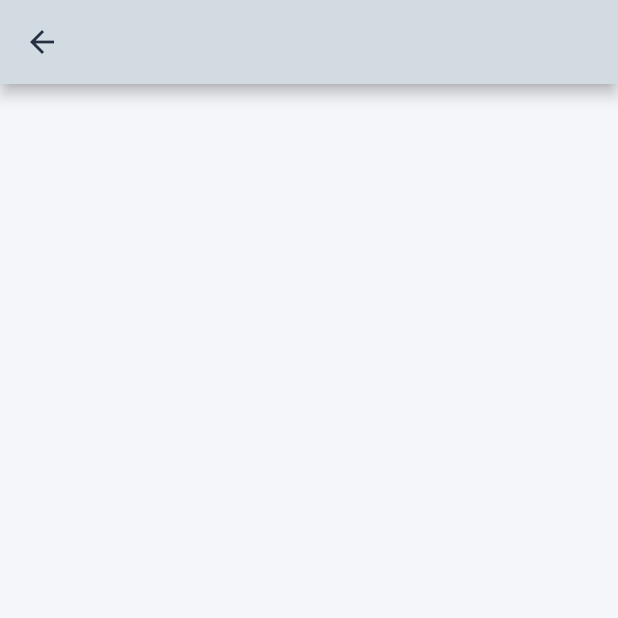
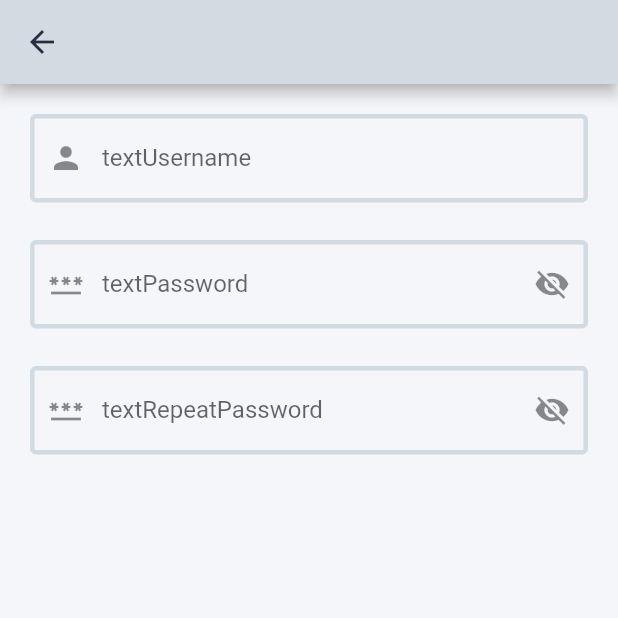
Before and after one commit to Alvaro-Final-Proyect/App, a Flutter app: the CreateUserScreen screen opened by its route, on a phone screen of 412 x 824 dp, the top half of it. Run offline on Flutter 3.47's test engine with Material 2 defaults, Android fonts, the phone set to English and light mode, and no system bars; our stand-ins replace auto_size_text, carousel_slider, dio, easy_splash_screen, file_picker, fluttertoast and 7 more; missing offline and left inert: gender_picker, graphic, icon_badge; accounts and stored records are empty; generated files the repository leaves out were written again; network calls fail.

Commit message:
- some inputs validations

```diff
--- a/lib/screens/create_user_screen/create_user_body.dart
+++ b/lib/screens/create_user_screen/create_user_body.dart
@@ -1,16 +1,135 @@
 import 'package:flutter/material.dart';
 import 'package:get/get.dart';
 import 'package:padel/screens/create_user_screen/create_user_controller.dart';
+import 'package:padel/util/input_validations/text_input_controller.dart';
 
 class CreateUserBody extends StatelessWidget {
   CreateUserBody({Key? key}) : super(key: key);
 
-  final _updateUserController = Get.find<CreateUserController>();
+  final _createUserController = Get.find<CreateUserController>();
 
   @override
   Widget build(BuildContext context) {
     return SingleChildScrollView(
-      child: Column(),
+      child: Column(
+        children: [
+          Input(
+            controller: _createUserController.usernameInputController,
+            prefixIcon: const Icon(Icons.person),
+            padding: const EdgeInsets.fromLTRB(20, 20, 20, 5),
+            onChanged: (value) {
+              _createUserController.usernameInputController.onChanged(value);
+              _createUserController.usernameInputController.validate(
+                  values: {'usernames': _createUserController.usernames});
+            },
+            label: 'textUsername'.tr,
+          ),
+          Obx(() {
+            return Input(
+              controller: _createUserController.passwordInputController,
+              prefixIcon: const Icon(Icons.password),
+              padding: const EdgeInsets.fromLTRB(20, 20, 20, 5),
+              onChanged: (value) {
+                _createUserController.passwordInputController.onChanged(value);
+                _createUserController.passwordInputController.validate();
+                _createUserController.repeatPasswordController.validate(
+                  values: {
+                    'password':
+                    _createUserController.passwordInputController.text,
+                  },
+                );
+              },
+              label: 'textPassword'.tr,
+              suffixIcon: IconButton(
+                onPressed: _createUserController
+                    .passwordInputController.toggleVisibility,
+                icon: Icon(
+                  _createUserController.passwordInputController.isVisible
+                      ? Icons.visibility
+                      : Icons.visibility_off,
+                ),
+              ),
+              obscureText:
+                  !_createUserController.passwordInputController.isVisible,
+            );
+          }),
+          Obx(() {
+            return Input(
+              controller: _createUserController.repeatPasswordController,
+              prefixIcon: const Icon(Icons.password),
+              padding: const EdgeInsets.fromLTRB(20, 20, 20, 5),
+              onChanged: (value) {
+                _createUserController.repeatPasswordController.onChanged(value);
+                _createUserController.repeatPasswordController.validate(
+                  values: {
+                    'password':
+                        _createUserController.passwordInputController.text,
+                  },
+                );
+              },
+              label: 'textRepeatPassword'.tr,
+              suffixIcon: IconButton(
+                onPressed: _createUserController
+                    .repeatPasswordController.toggleVisibility,
+                icon: Icon(
+                  _createUserController.repeatPasswordController.isVisible
+                      ? Icons.visibility
+                      : Icons.visibility_off,
+                ),
+              ),
+              obscureText:
+                  !_createUserController.repeatPasswordController.isVisible,
+            );
+          }),
+        ],
+      ),
     );
   }
 }
+
+class Input extends StatelessWidget {
+  const Input({
+    Key? key,
+    this.controller,
+    this.onChanged,
+    this.label,
+    this.prefixIcon,
+    this.suffixIcon,
+    this.padding,
+    this.obscureText = false,
+  }) : super(key: key);
+
+  final TextInputController? controller;
+  final ValueChanged<String>? onChanged;
+  final String? label;
+  final Widget? prefixIcon;
+  final Widget? suffixIcon;
+  final EdgeInsets? padding;
+  final bool obscureText;
+
+  @override
+  Widget build(BuildContext context) {
+    return Obx(() {
+      return Padding(
+        padding: padding ?? EdgeInsets.zero,
+        child: TextFormField(
+          onChanged: onChanged,
+          obscureText: obscureText,
+          decoration: InputDecoration(
+            labelText: label,
+            border: const OutlineInputBorder(),
+            enabledBorder: OutlineInputBorder(
+              borderSide: BorderSide(
+                color: Theme.of(context).colorScheme.onSurface,
+                width: 3.0,
+              ),
+            ),
+            suffixIcon: suffixIcon,
+            prefixIcon: prefixIcon,
+            errorText: controller?.error,
+          ),
+        ),
+      );
+    });
+  }
+}
--- a/lib/screens/create_user_screen/create_user_controller.dart
+++ b/lib/screens/create_user_screen/create_user_controller.dart
@@ -2,18 +2,30 @@ import 'dart:developer';
 
 import 'package:get/get.dart';
 import 'package:padel/domain/get_all_usernames_use_case.dart';
+import 'package:padel/util/input_validations/password_input_controller.dart';
 import 'package:padel/util/input_validations/username_input_controller.dart';
+
+import '../../util/input_validations/repeat_password_input_controller.dart';
 
 class CreateUserController extends GetxController {
   final usernameInputController = UsernameInputController();
+  final passwordInputController = PasswordInputController();
+  final repeatPasswordController = RepeatPasswordInputController();
 
   final getAllUsernamesUseCase = GetAllUsernamesUseCase();
 
   var usernames = <String>[];
 
+  @override
+  void onInit() {
+    super.onInit();
+    loadUsernames();
+  }
+
   void loadUsernames() async {
     try{
       usernames = await getAllUsernamesUseCase();
+      log('usernames: $usernames');
     }catch(e){
       log('error: $e');
     }
--- a/lib/screens/create_user_screen/create_user_screen.dart
+++ b/lib/screens/create_user_screen/create_user_screen.dart
@@ -6,7 +6,7 @@ import 'package:padel/screens/create_user_screen/create_user_controller.dart';
 class CreateUserScreen extends StatelessWidget {
   CreateUserScreen({Key? key}) : super(key: key);
 
-  final _updateUserController = Get.put(CreateUserController());
+  final _createUserController = Get.put(CreateUserController());
 
   @override
   Widget build(BuildContext context) {
--- a/lib/util/input_validations/number_input_controller.dart
+++ b/lib/util/input_validations/number_input_controller.dart
@@ -2,7 +2,7 @@ import 'package:padel/util/input_validations/text_input_controller.dart';
 
 class NumberInputController extends TextInputController {
   @override
-  bool validate({Map<String, String>? values}) {
+  bool validate({Map<String, dynamic>? values}) {
     if(double.tryParse(text) == null){
       error = 'Invalid number';
       return false;
--- /dev/null
+++ b/lib/util/input_validations/password_input_controller.dart
@@ -0,0 +1,32 @@
+import 'package:flutter/widgets.dart';
+import 'package:get/get.dart';
+import 'package:padel/util/input_validations/text_input_controller.dart';
+
+class PasswordInputController extends TextInputController {
+  final _isVisible = false.obs;
+  set isVisible(value) => _isVisible.value = value;
+  bool get isVisible => _isVisible.value;
+
+  void toggleVisibility() => isVisible = !isVisible;
+
+  @override
+  bool validate({Map<String, dynamic>? values}) {
+    if(text.length < 5){
+      error = 'Min length is 5';
+      return false;
+    }
+
+    if(!text.characters.any((element) => element.isAlphabetOnly)){
+      error = 'Must contain a letter';
+      return false;
+    }
+
+    if(!text.characters.any((element) => element.isNum)){
+      error = 'Must contain a number';
+      return false;
+    }
+
+    error = null;
+    return true;
+  }
+}
--- a/lib/util/input_validations/text_input_controller.dart
+++ b/lib/util/input_validations/text_input_controller.dart
@@ -9,5 +9,5 @@ class TextInputController extends GetxController {
   String? get error => _error.value;
 
   void onChanged(String value) => text = value;
-  bool validate({Map<String, String>? values}) => true;
+  bool validate({Map<String, dynamic>? values}) => true;
 }
--- a/lib/util/input_validations/username_input_controller.dart
+++ b/lib/util/input_validations/username_input_controller.dart
@@ -2,7 +2,7 @@ import 'package:padel/util/input_validations/text_input_controller.dart';
 
 class UsernameInputController extends TextInputController {
   @override
-  bool validate({Map<String, String>? values}) {
+  bool validate({Map<String, dynamic>? values}) {
     if(text.isEmpty){
       error = 'Can\'t be empty';
       return false;
```
Also changed, not shown: lib/util/input_validations/repeat_password_input_controller.dart (added, +19 -0 lines).
